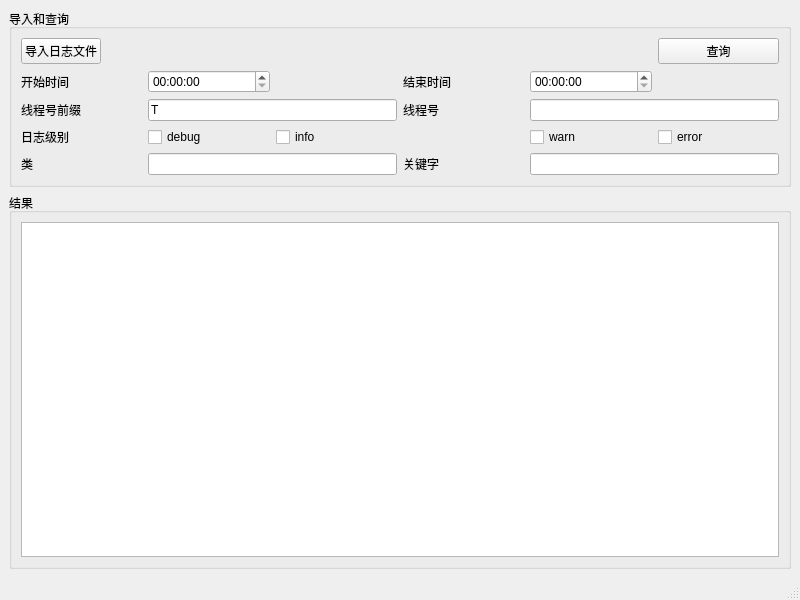
Old version of the form kdJavaLogViewer/kdJavaLogViewer.ui in the repository bkdwei/kdJavaLogViewer.
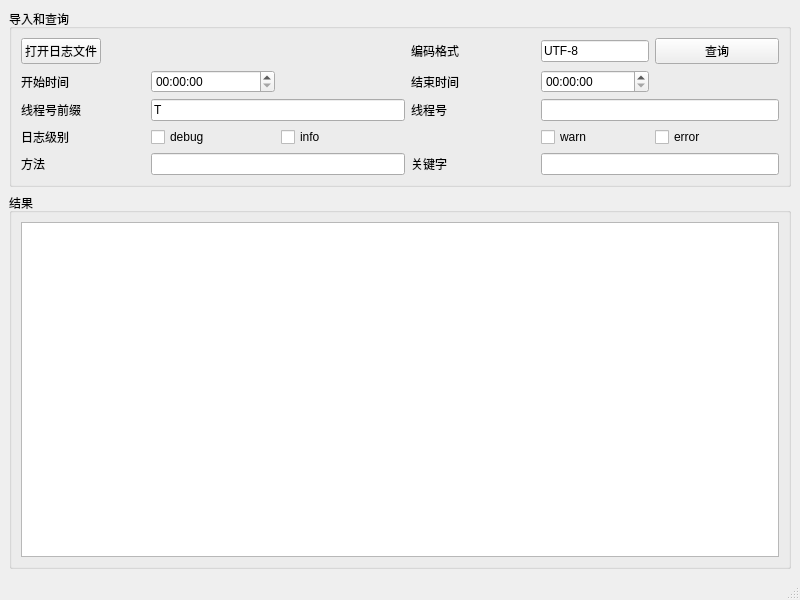
New version of the form.

What changed in the file:
```diff
--- a/kdJavaLogViewer/kdJavaLogViewer.ui
+++ b/kdJavaLogViewer/kdJavaLogViewer.ui
@@ -22,7 +22,24 @@
       </property>
       <layout class="QGridLayout" name="gridLayout">
        <item row="2" column="2">
-        <widget class="QTimeEdit" name="te_start"/>
+        <widget class="QTimeEdit" name="te_start">
+         <property name="currentSection">
+          <enum>QDateTimeEdit::HourSection</enum>
+         </property>
+         <property name="displayFormat">
+          <string>HH:mm:ss</string>
+         </property>
+         <property name="calendarPopup">
+          <bool>true</bool>
+         </property>
+         <property name="time">
+          <time>
+           <hour>0</hour>
+           <minute>0</minute>
+           <second>0</second>
+          </time>
+         </property>
+        </widget>
        </item>
        <item row="2" column="4">
         <widget class="QLabel" name="label_2">
@@ -32,7 +49,14 @@
         </widget>
        </item>
        <item row="2" column="5">
-        <widget class="QTimeEdit" name="te_end"/>
+        <widget class="QTimeEdit" name="te_end">
+         <property name="displayFormat">
+          <string>HH:mm:ss</string>
+         </property>
+         <property name="calendarPopup">
+          <bool>true</bool>
+         </property>
+        </widget>
        </item>
        <item row="3" column="1">
         <widget class="QLabel" name="label_5">
@@ -56,7 +80,11 @@
         </widget>
        </item>
        <item row="3" column="5" colspan="2">
-        <widget class="QLineEdit" name="le_thread"/>
+        <widget class="QLineEdit" name="le_thread">
+         <property name="text">
+          <string/>
+         </property>
+        </widget>
        </item>
        <item row="4" column="1">
         <widget class="QLabel" name="label_6">
@@ -96,7 +124,7 @@
        <item row="5" column="1">
         <widget class="QLabel" name="label_7">
          <property name="text">
-          <string>类</string>
+          <string>方法</string>
          </property>
         </widget>
        </item>
@@ -122,7 +150,7 @@
           </sizepolicy>
          </property>
          <property name="text">
-          <string>导入日志文件</string>
+          <string>打开日志文件</string>
          </property>
         </widget>
        </item>
@@ -140,6 +168,26 @@
          </property>
         </widget>
        </item>
+       <item row="0" column="4">
+        <widget class="QLabel" name="label_4">
+         <property name="text">
+          <string>编码格式</string>
+         </property>
+        </widget>
+       </item>
+       <item row="0" column="5">
+        <widget class="QLineEdit" name="le_encoding">
+         <property name="sizePolicy">
+          <sizepolicy hsizetype="Fixed" vsizetype="Fixed">
+           <horstretch>0</horstretch>
+           <verstretch>0</verstretch>
+          </sizepolicy>
+         </property>
+         <property name="text">
+          <string>UTF-8</string>
+         </property>
+        </widget>
+       </item>
       </layout>
      </widget>
     </item>
```
Left out of the diff: 6 changed lines with no effect on the pictures.
